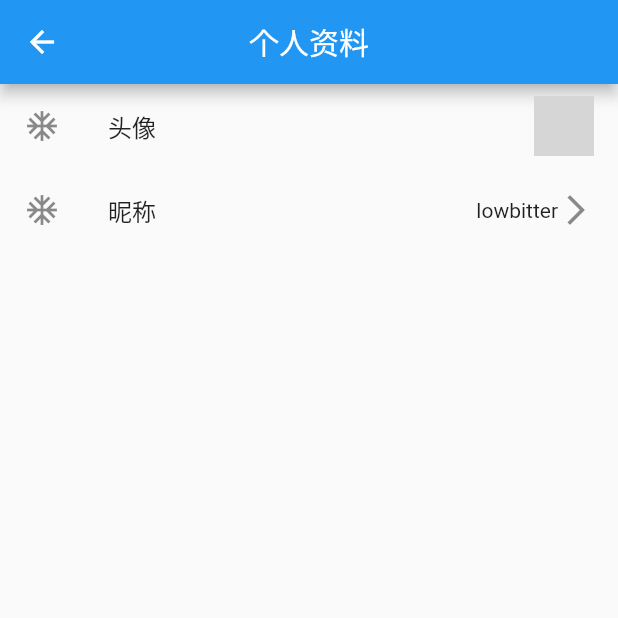
After one commit to danquxunhuan123/flutter_obj, a Flutter app: the SettingUser screen opened directly, on a phone screen of 412 x 824 dp, the top half of it. The commit adds this screen. Run offline on Flutter 3.47's test engine with Material 2 defaults, Android fonts, the phone set to English and light mode, and no system bars; our stand-ins replace flutter_swiper, webview_flutter; network calls fail; grey boxes are pictures that could not be loaded.

Commit message:
使用listTitle、showDialog、circleAvstar组件实现视图构建

```diff
--- /dev/null
+++ b/lib/pages/user/setting_user.dart
@@ -0,0 +1,69 @@
+import 'package:flutter/cupertino.dart';
+import 'package:flutter/material.dart';
+
+class SettingUser extends StatefulWidget {
+  @override
+  State<StatefulWidget> createState() {
+    return _SettingUserState();
+  }
+}
+
+class _SettingUserState extends State<SettingUser> {
+  @override
+  Widget build(BuildContext context) {
+    return Scaffold(
+      appBar: AppBar(title: Text('个人资料'), centerTitle: true),
+      body: Column(
+        children: <Widget>[
+          ListTile(
+            leading: Icon(Icons.ac_unit),
+            title: Text('头像'),
+            trailing: GestureDetector(
+              child: CircleAvatar(
+                backgroundImage: NetworkImage(
+                    'https://dss3.bdstatic.com/70cFv8Sh_Q1YnxGkpoWK1HF6hhy/it/u=541903594,1559354849&fm=26&gp=0.jpg'),
+              ),
+              onTap: () {
+                showDialog(
+                    context: context,
+                    builder: (content) => AlertDialog(
+                          title: Text('修改昵称'),
+                          content: TextField(
+                            obscureText: true,
+                            keyboardType: TextInputType.text,
+                            decoration: InputDecoration(
+                              border: OutlineInputBorder(),
+                              labelText: '输入昵称',
+                            ),
+                          ),
+                          actions: <Widget>[
+                            RaisedButton(
+                              child: Text('ok'),
+                              onPressed: (){
+                              },
+                            ),
+                            RaisedButton(
+                              child: Text('cancle'),
+                              onPressed: ()=> Navigator.of(context).pop(),
+                            ),
+                          ],
+                        ));
+              },
+            ),
+          ),
+          ListTile(
+            leading: Icon(Icons.ac_unit),
+            title: Text('昵称'),
+            trailing: Row(
+              mainAxisSize: MainAxisSize.min,
+              children: <Widget>[
+                Text('lowbitter'),
+                Icon(Icons.arrow_forward_ios)
+              ],
+            ),
+          ),
+        ],
+      ),
+    );
+  }
+}
--- a/lib/pages/widget/swipe_widget.dart
+++ b/lib/pages/widget/swipe_widget.dart
@@ -1,6 +1,6 @@
 import 'package:flutter/material.dart';
 import 'package:flutter_swiper/flutter_swiper.dart';
-import 'package:myapp/pages/dao/home_dao.dart';
+import 'package:myapp/dao/home_dao.dart';
 import 'package:myapp/inter/http_interface.dart';
 import 'package:myapp/model/banner_model.dart';
 import 'package:myapp/model/home_model.dart';
```
Also changed, not shown: lib/main.dart (+17 -14 lines), lib/pages/user/user_page.dart (added, +89 -0 lines), lib/pages/widget/list_widget.dart (+10 -6 lines), lib/pages/widget/listview_page.dart (+4 -4 lines), assets/bg_user.png (added), assets/icon_user_head.png (added), lib/dao/home_dao.dart (renamed from lib/pages/dao/home_dao.dart).
